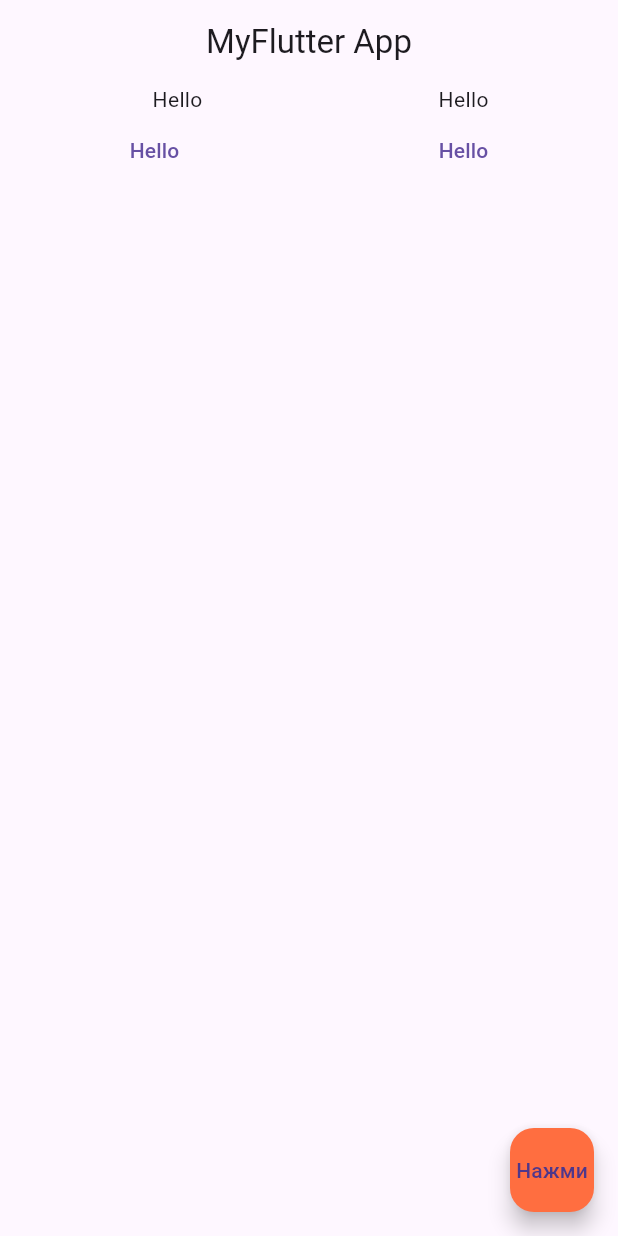
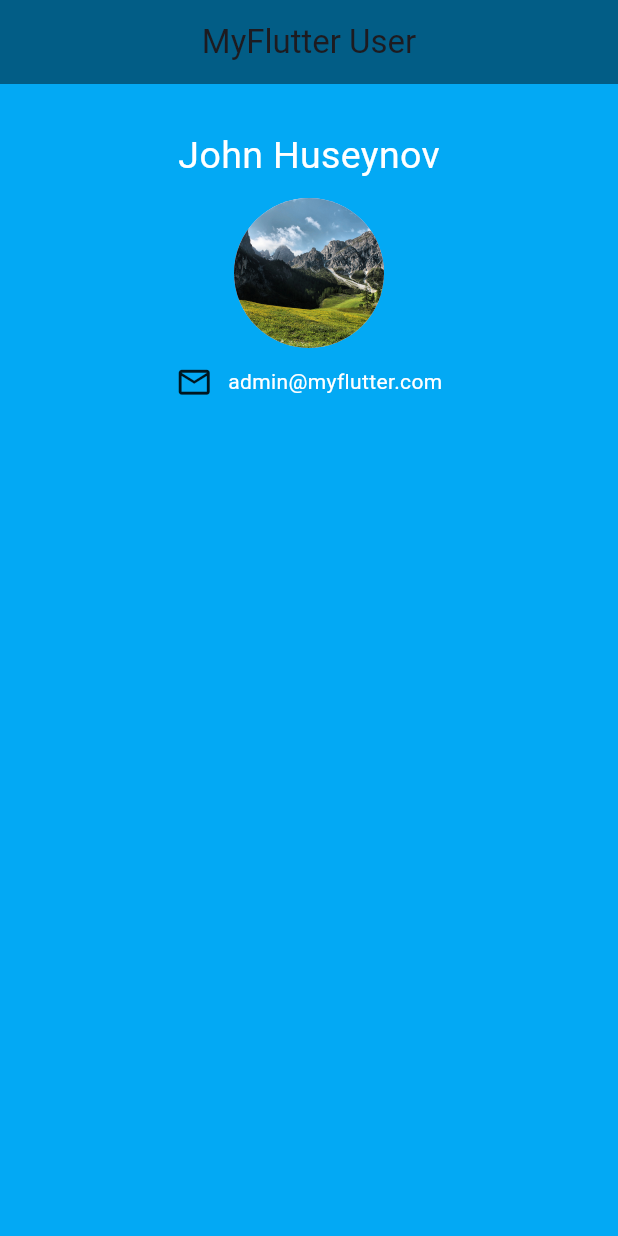
Before and after one commit to Ziyaddin01/flutter_app, a Flutter app: the screen it shows after launch, on a phone screen of 412 x 824 dp. Run offline on Flutter 3.47's test engine with Material 3 defaults, Android fonts, the phone set to English and light mode, and no system bars.

Commit message:
Added "Использование сеток"

```diff
--- a/lib/main.dart
+++ b/lib/main.dart
@@ -1,40 +1,49 @@
 import 'package:flutter/material.dart';
 
-void main() => runApp(MyApp());
+void main() => runApp(MaterialApp(
+  home: UserPanel(),
+));
 
-class MyApp extends StatelessWidget {
+class UserPanel extends StatelessWidget {
+  const UserPanel({super.key});
+
   @override
   Widget build(BuildContext context) {
-    return MaterialApp(
-      theme: ThemeData(primaryColor: Colors.deepOrangeAccent),
-      home: Scaffold(
-        appBar: AppBar(title: Text('MyFlutter App'),
+    return Scaffold(
+      backgroundColor: Colors.lightBlue,
+      appBar: AppBar(
+        title: Text('MyFlutter User'),
         centerTitle: true,
-        ),
-        body: Row(
-          mainAxisAlignment: MainAxisAlignment.spaceAround,
+        backgroundColor: Colors.black45,
+      ),
+      body: SafeArea(
+        child: Row(
+          mainAxisAlignment: MainAxisAlignment.center,
           children: [
             Column(
-              crossAxisAlignment: CrossAxisAlignment.end,
               children: [
-                Text('Hello'),
-                TextButton(onPressed: () {}, child: Text('Hello'))
+                Padding(padding: EdgeInsets.only(top: 30),),
+                Text("John Huseynov", style: TextStyle(
+                  fontSize: 25,
+                  color: Colors.white,
+                ),),
+                Padding(padding: EdgeInsets.only(top: 10),),
+                CircleAvatar(
+                  backgroundImage: AssetImage('assets/mountain.jpeg'),
+                  radius: 50,
+                ),
+                Padding(padding: EdgeInsets.only(top: 10),),
+                Row(
+                  children: [
+                    Icon(Icons.mail_outline, size: 25),
+                    Padding(padding: EdgeInsets.only(left: 10),),
+                    Text('admin@myflutter.com', style: TextStyle(color: Colors.white),)
+                  ],
+                )
               ],
-            ),
-            Column(
-              children: [
-                Text('Hello'),
-                TextButton(onPressed: () {}, child: Text('Hello'))
-        ],
             )
-        ],
+          ],
         ),
-          floatingActionButton: FloatingActionButton(
-          child: Text('Нажми'),onPressed: () {
-            print('Click');
-          },
-            backgroundColor: Colors.deepOrangeAccent,
-          ),
       ),
     );
   }
```
